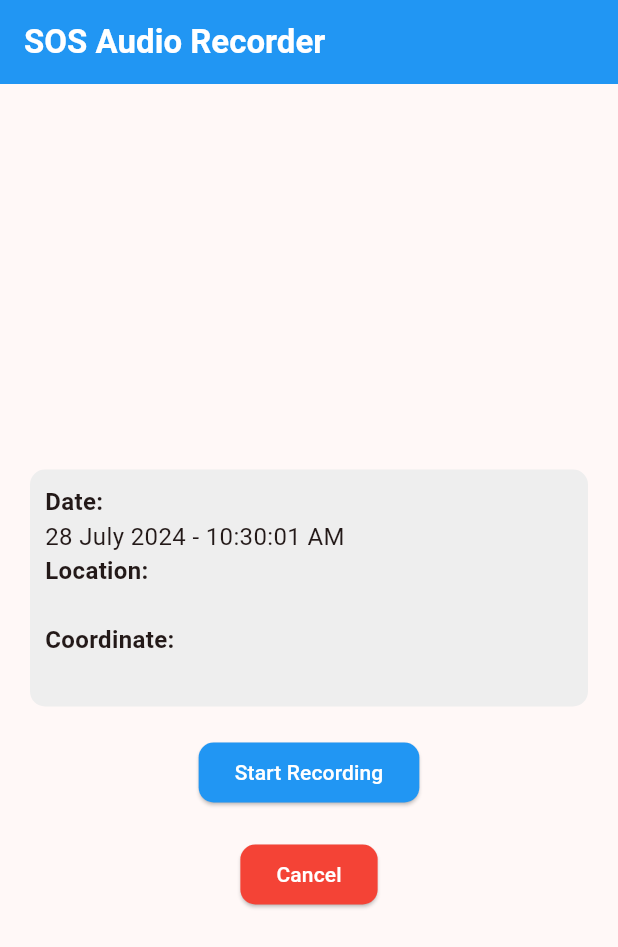
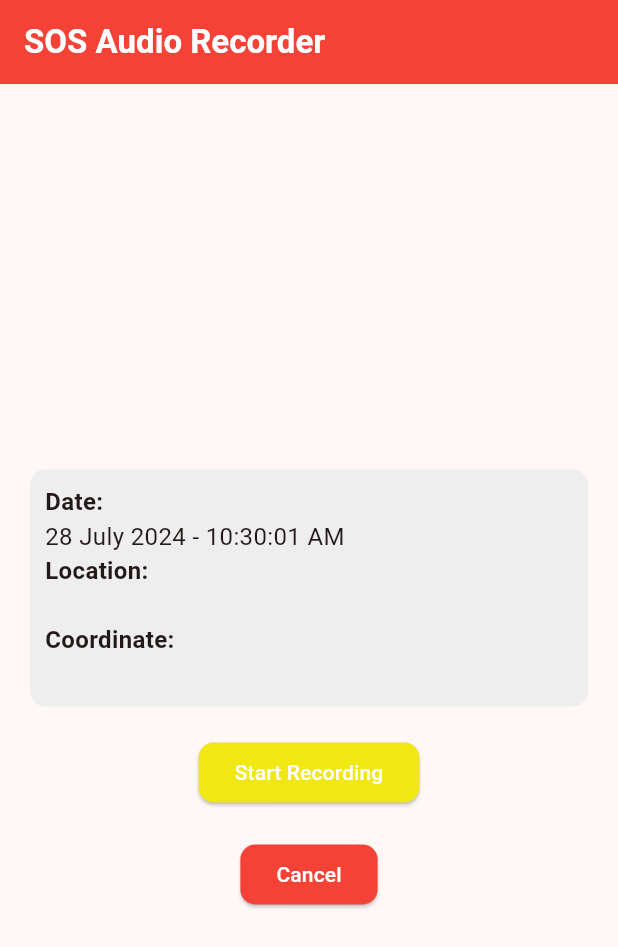
Before and after one commit to darthkims/waspada-flutter-firebase, a Flutter app: the SOSAudioPage screen opened by its route, on a phone screen of 412 x 824 dp. Shown: the top 947 px of the screen. Run offline on Flutter 3.47's test engine with Material 3 defaults, Android fonts, the phone set to English and light mode, and no system bars; our stand-ins replace audioplayers, camera, cloud_firestore, connectivity_plus, firebase_auth, firebase_core and 16 more; missing offline and left inert: flutter_sms, record; accounts and stored records are empty.

Commit message:
update ui

```diff
--- a/lib/circles.dart
+++ b/lib/circles.dart
@@ -328,7 +328,7 @@ class _CirclesState extends State<Circles> {
                                                 children: [
                                                   Container(
                                                     decoration: const BoxDecoration(
-                                                      color: Colors.blue,
+                                                      color: Color(0xFFF0E715),
                                                       shape: BoxShape.circle,
                                                     ),
                                                     child: IconButton(
--- a/lib/sos.dart
+++ b/lib/sos.dart
@@ -338,7 +338,7 @@ class _SOSPageState extends State<SOSPage> {
                                         Center(
                                           child: ElevatedButton(
                                             style: ButtonStyle(
-                                              backgroundColor: WidgetStateProperty.all(Colors.blue),
+                                              backgroundColor: WidgetStateProperty.all(Color(0xFFF0E715)),
                                             ),
                                             onPressed: () async {
                                               await _stopAndSaveVideo();
@@ -347,7 +347,7 @@ class _SOSPageState extends State<SOSPage> {
                                             },
                                             child: const Text(
                                               'Upload',
-                                              style: TextStyle(color: Colors.white),
+                                              style: TextStyle(color: Colors.black),
                                             ),
                                           ),
                                         ),
@@ -635,7 +635,7 @@ class _SOSAudioPageState extends State<SOSAudioPage> {
           style: TextStyle(color: Colors.white, fontWeight: FontWeight.bold),
         ),
         automaticallyImplyLeading: false,
-        backgroundColor: Colors.blue,
+        backgroundColor: Colors.red,
         iconTheme: const IconThemeData(color: Colors.white),
       ),
       body: Center(
@@ -726,7 +726,7 @@ class _SOSAudioPageState extends State<SOSAudioPage> {
               const SizedBox(height: 20),
               ElevatedButton(
                 style: ButtonStyle(
-                  backgroundColor: WidgetStateProperty.all(Colors.blue),
+                  backgroundColor: WidgetStateProperty.all(Color(0xFFF0E715)),
                   shape: WidgetStateProperty.all(
                     RoundedRectangleBorder(
                       borderRadius: BorderRadius.circular(10),
--- a/pubspec.yaml
+++ b/pubspec.yaml
@@ -78,6 +78,7 @@ dependencies:
   in_app_notification: ^1.1.2
   share_plus: ^9.0.0
   path: ^1.9.0
+  fl_chart: ^0.68.0
 #  mapbox_gl:
 #    git:
 #      url: https://github.com/flutter-mapbox-gl/maps.git
```
Also changed, not shown: pubspec.lock.
